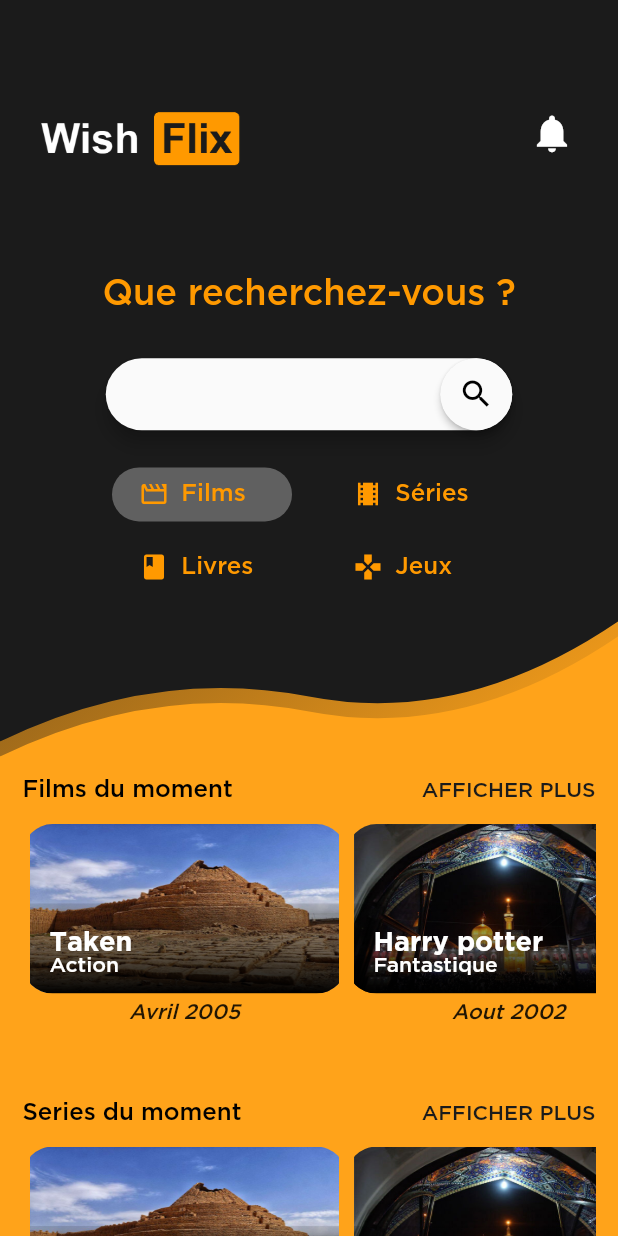
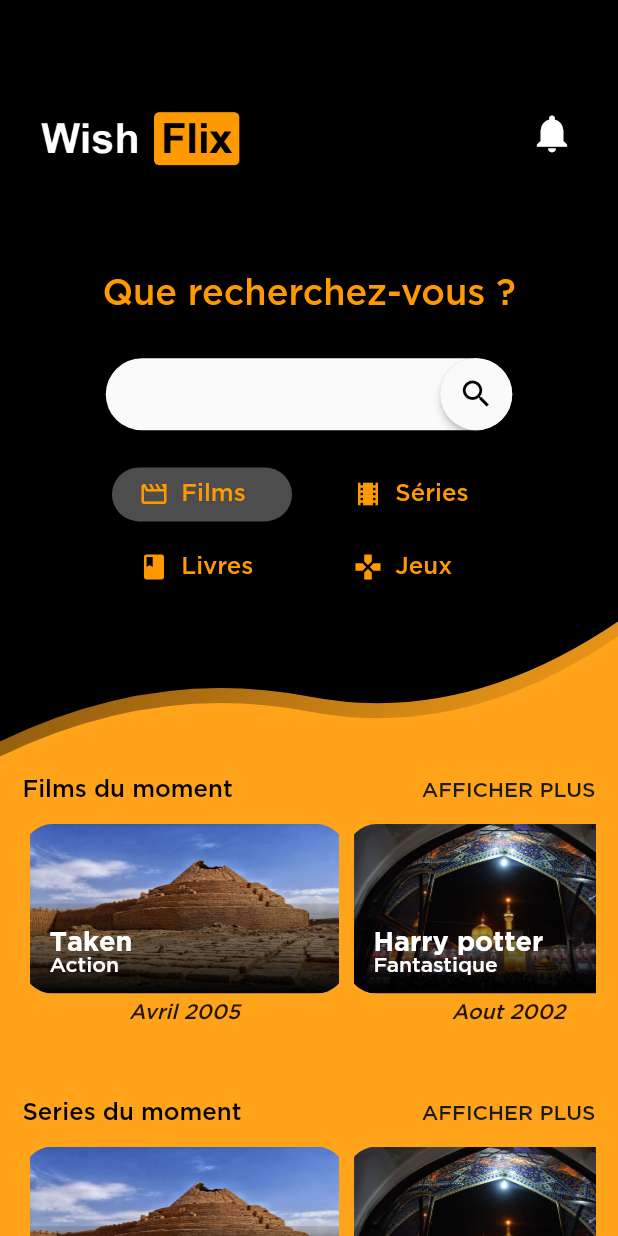
Before and after one commit to esgi-grp5/WishFlix, a Flutter app: the HomeScreen screen opened directly, on a phone screen of 412 x 824 dp. Run offline on Flutter 3.47's test engine with Material 2 defaults, Android fonts, the phone set to English and light mode, and no system bars; our stand-ins replace flutter_login.

Commit message:
Refacto colors

```diff
--- a/lib/Screens/Login.dart
+++ b/lib/Screens/Login.dart
@@ -1,7 +1,7 @@
 import 'package:flutter/material.dart';
 import 'package:flutter_login/flutter_login.dart';
 import '../Classes/HexColor.dart';
-import 'main.dart';
+import 'package:wishflix/Screens/Main.dart' as mainPage;
 
 const users = const {
   'yan.parmentier@gmail.com': 'admin',
@@ -52,13 +52,13 @@ class LoginScreen extends StatelessWidget {
       onSignup: _signupUser,
       onSubmitAnimationCompleted: () {
         Navigator.of(context).pushReplacement(MaterialPageRoute(
-          builder: (context) => RootScreen(),
+          builder: (context) => mainPage.RootScreen(),
         ));
       },
       onRecoverPassword: _recoverPassword,
       theme: LoginTheme(
         primaryColor: Colors.black,
-        accentColor: HexColor("FFA31A"),
+        accentColor: mainPage.appTheme.scaffoldBackgroundColor,
         errorColor: Colors.red,
         bodyStyle: TextStyle(
           fontStyle: FontStyle.italic,
--- a/lib/Screens/SplashScreen.dart
+++ b/lib/Screens/SplashScreen.dart
@@ -1,6 +1,7 @@
 import 'package:flutter/material.dart';
 import 'package:wishflix/Screens/Login.dart';
 import 'package:wishflix/Classes/HexColor.dart';
+import 'package:wishflix/Screens/main.dart' as mainPage;
 
 // import 'package:wishflix/Screens/main.dart';
 
@@ -36,7 +37,7 @@ class _SplashScreen extends State<SplashScreen> {
   @override
   Widget build(BuildContext context) {
     return Scaffold(
-        backgroundColor: HexColor("1B1B1B"),
+        backgroundColor: mainPage.appTheme.primaryColor,
         // Ajouter logo
         body: Center(
           child: Image.asset(
--- a/lib/Screens/main.dart
+++ b/lib/Screens/main.dart
@@ -28,9 +28,9 @@ void main() {
 
 ThemeData appTheme = ThemeData(
   scaffoldBackgroundColor: HexColor("FFA31A"),
-  primaryColor: HexColor("1B1B1B"),
+  primaryColor: HexColor("000000"),
   /* Colors.tealAccent,*/
-  secondaryHeaderColor: HexColor("1B1B1B"),
+  secondaryHeaderColor: HexColor("000000"),
   /* Colors.teal*/
   fontFamily: 'Gotham',
 );
@@ -171,7 +171,10 @@ class _HomeTop extends State<HomeTop> {
                   gradient: LinearGradient(
                       begin: Alignment.topLeft,
                       end: Alignment.bottomRight,
-                      colors: [HexColor("1B1B1B"), HexColor("FFA31A")])),
+                      colors: [
+                    appTheme.primaryColor,
+                    appTheme.scaffoldBackgroundColor
+                  ])),
               // height: height! * .65 < 460 ? height! * .65 : 510, //400
               height: (height! * .6) + 10, //400
             ),
@@ -180,7 +183,7 @@ class _HomeTop extends State<HomeTop> {
         ClipPath(
           clipper: Clipper08(),
           child: Container(
-            color: HexColor("1B1B1B"),
+            color: appTheme.primaryColor,
             height: height! * .6, //400
             // height: height! * .65 < 450 ? height! * .65 : 500, //400
             child: Column(
```
Also changed, not shown: lib/Screens/Notifications.dart (+18 -15 lines), lib/Screens/Profil.dart (+6 -2 lines), lib/Screens/SearchPage.dart (+5 -2 lines), lib/Screens/WishList.dart (+7 -3 lines).
